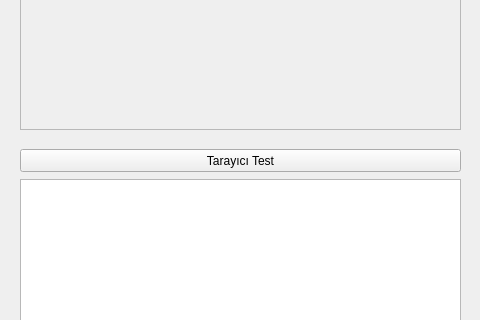
Before: the Qt Designer form UI/AnaMenu.ui in vektorelpython20/Selinsbot, drawn with Qt 5; both pictures show x 0 to 480 and y 140 to 460 of the 480 by 640 pixel window.
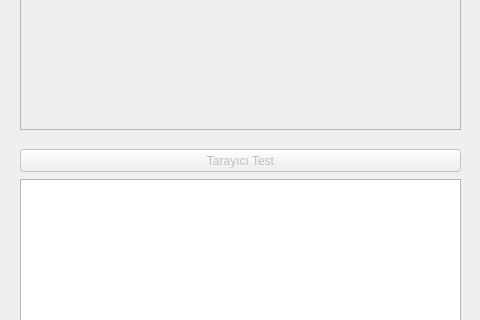
After: the same form once the commit is applied.

The edit to the form file:
```diff
--- a/UI/AnaMenu.ui
+++ b/UI/AnaMenu.ui
@@ -24,7 +24,10 @@
      </rect>
     </property>
    </widget>
-   <widget class="QPushButton" name="pushButton">
+   <widget class="QPushButton" name="btTarayici">
+    <property name="enabled">
+     <bool>false</bool>
+    </property>
     <property name="geometry">
      <rect>
       <x>20</x>
```
